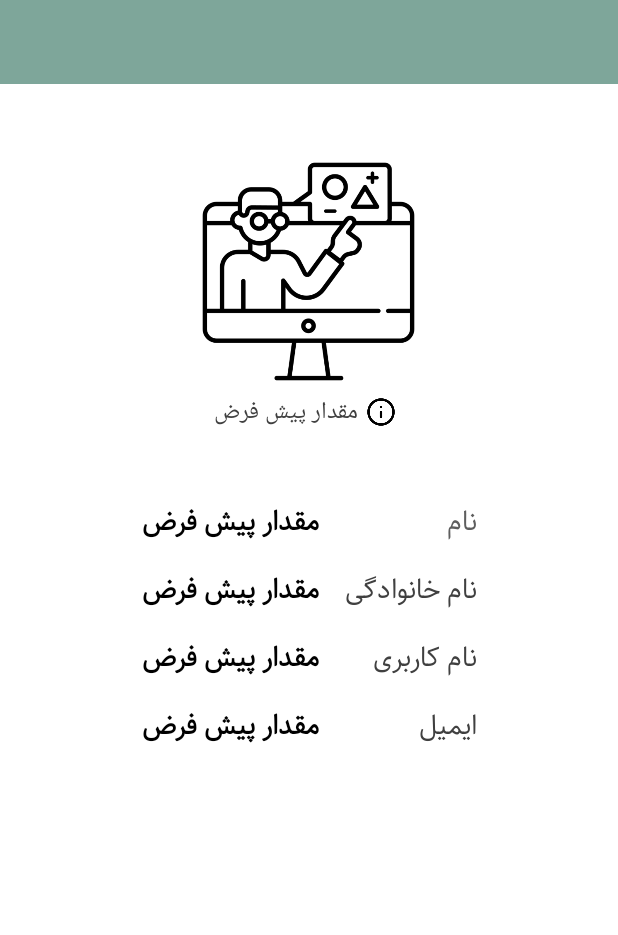
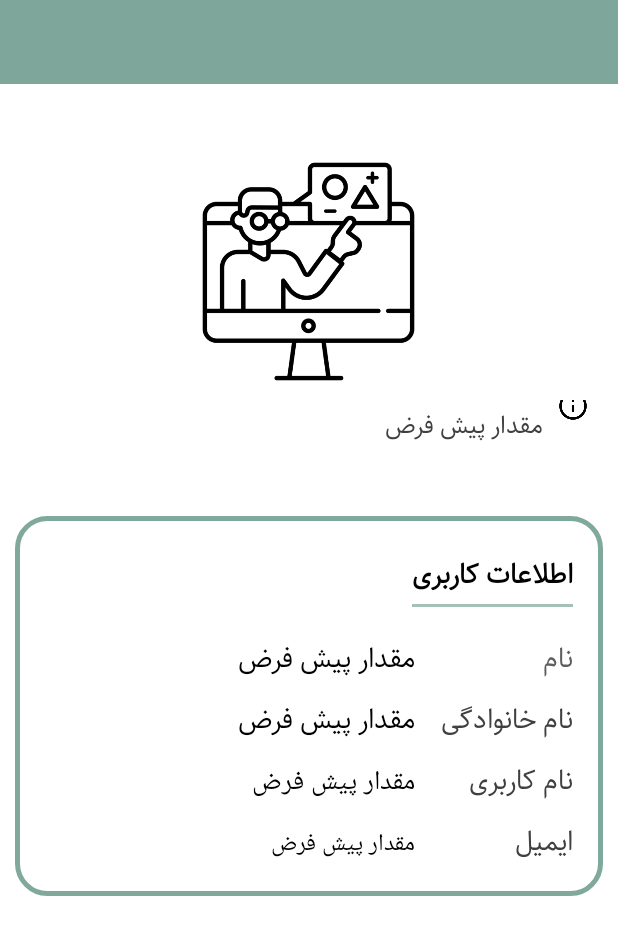
Before and after one commit to nacls/ResaAndroidApp, an Android app: the layout activity_user_profile.xml on its own in the app's theme, with its tools: preview values and no code run, on a phone screen of 412 x 824 dp. Shown: the top 935 px of the screen. Run offline under Robolectric (Android 15) with nearby library versions, the phone set to English and light mode, and no system bars.

Commit message:
Feature: completed user profile

```diff
--- a/app/src/main/java/ir/ceit/resa/service/Constants.java
+++ b/app/src/main/java/ir/ceit/resa/service/Constants.java
@@ -34,6 +34,11 @@ public class Constants {
     public static final String ADD_ANNOUNCEMENTS_FAILED = "اطلاعیه ارسال نشد.";
     public static final String ANNOUNCEMENTS_CANT_BE_EMPTY = "اطلاعیه نمی تواند خالی باشد.";
 
+    // Profile
+    public static final String ADMIN_DESCRIPTION = "شما می توانید کاربران جدید به سیستم اضافه کنید و مشکلات سیستم را پیگیری کنید.";
+    public static final String CREATOR_DESCRIPTION = "شما می توانید بردهای جدید ایجاد کنید، در آن ها اطلاعیه قرار دهید و آن ها را مدیریت کنید.";
+
+
     // Submission Errors
     public static final String CANT_BE_EMPTY = "نمی تواند خالی باشد.";
     public static final String NOTICE_ERRORS_RETRY = "خطاهای گفته شده را حل کنید و مجدداً تلاش کنید.";
--- a/app/src/main/java/ir/ceit/resa/view/activity/UserProfileActivity.java
+++ b/app/src/main/java/ir/ceit/resa/view/activity/UserProfileActivity.java
@@ -1,6 +1,7 @@
 package ir.ceit.resa.view.activity;
 
 import android.os.Bundle;
+import android.view.View;
 import android.widget.ImageView;
 import android.widget.LinearLayout;
 import android.widget.TextView;
@@ -13,6 +14,7 @@ import java.util.Objects;
 
 import ir.ceit.resa.R;
 import ir.ceit.resa.model.UserProfile;
+import ir.ceit.resa.service.Constants;
 import ir.ceit.resa.service.UserProfileUtil;
 
 public class UserProfileActivity extends AppCompatActivity {
@@ -37,7 +39,7 @@ public class UserProfileActivity extends AppCompatActivity {
         setContentView(R.layout.activity_user_profile);
 
         userProfile = UserProfileUtil.createUserProfile(this);
-        // TODO: handle user profile null
+        validateUserProfile();
 
         setupActivityView();
     }
@@ -78,7 +80,18 @@ public class UserProfileActivity extends AppCompatActivity {
         email.setText(userProfile.getEmail());
     }
 
+    private void validateUserProfile() {
+        if (userProfile == null) {
+            finish();
+        }
+    }
+
     private void setAvatarViewBaseOnRole() {
+        setupAvatarImage();
+        showRoleInfo();
+    }
+
+    private void setupAvatarImage(){
         switch (userProfile.getRole()) {
             case ROLE_ADMIN:
                 userAvatar.setBackground(ContextCompat.getDrawable(this, R.drawable.admin_avatar));
@@ -91,7 +104,22 @@ public class UserProfileActivity extends AppCompatActivity {
                 userAvatar.setBackground(ContextCompat.getDrawable(this, R.drawable.user_avatar));
                 break;
         }
+    }
 
-        // TODO: show info for admin and creator
+    private void showRoleInfo() {
+        switch (userProfile.getRole()) {
+            case ROLE_ADMIN:
+                roleDescriptionLayout.setVisibility(View.VISIBLE);
+                roleDescriptionTv.setText(Constants.ADMIN_DESCRIPTION);
+                break;
+            case ROLE_CREATOR:
+                roleDescriptionLayout.setVisibility(View.VISIBLE);
+                roleDescriptionTv.setText(Constants.CREATOR_DESCRIPTION);
+                break;
+            case ROLE_USER:
+            default:
+                roleDescriptionLayout.setVisibility(View.GONE);
+                break;
+        }
     }
 }
--- /dev/null
+++ b/app/src/main/res/drawable/single_line_bottom_border.xml
@@ -0,0 +1,20 @@
+<?xml version="1.0" encoding="utf-8"?>
+<layer-list xmlns:android="http://schemas.android.com/apk/res/android" >
+    <item>
+        <shape
+            android:shape="rectangle">
+            <stroke android:width="2dp" android:color="@color/light_shade2" />
+            <solid android:color="@color/white" />
+
+        </shape>
+    </item>
+
+    <item android:top="0dp" android:bottom="2dp">
+        <shape
+            android:shape="rectangle">
+            <stroke android:width="1dp" android:color="@color/white" />
+            <solid android:color="@color/white" />
+        </shape>
+    </item>
+
+</layer-list>
--- a/app/src/main/res/layout/activity_user_profile.xml
+++ b/app/src/main/res/layout/activity_user_profile.xml
@@ -38,18 +38,24 @@
 
             <LinearLayout
                 android:id="@+id/profile_description_layout"
-                android:layout_width="wrap_content"
+                android:layout_width="match_parent"
                 android:layout_height="wrap_content"
                 android:layout_gravity="center"
+                android:layout_marginLeft="10dp"
                 android:layout_marginTop="5dp"
+                android:layout_marginRight="10dp"
                 android:layout_marginBottom="10dp"
+                android:padding="5dp"
                 android:gravity="center"
                 android:orientation="horizontal">
 
                 <TextView
                     android:id="@+id/profile_description"
-                    android:layout_width="wrap_content"
+                    android:layout_width="match_parent"
                     android:layout_height="wrap_content"
+                    android:layout_marginLeft="60dp"
+                    android:fontFamily="@font/sahelfd"
+                    android:justificationMode="inter_word"
                     android:text="@string/default_text"
                     android:textColor="@color/grey_dark"
                     android:textSize="16sp" />
@@ -57,26 +63,51 @@
                 <ImageView
                     android:layout_width="20dp"
                     android:layout_height="20dp"
-                    android:layout_marginStart="5dp"
-                    android:layout_marginLeft="5dp"
-                    android:layout_marginEnd="5dp"
+                    android:layout_gravity="center"
+                    android:layout_marginLeft="10dp"
+                    android:layout_marginRight="40dp"
+                    android:layout_marginBottom="12dp"
                     android:background="@drawable/info" />
             </LinearLayout>
 
             <LinearLayout
-                android:layout_width="wrap_content"
+                android:layout_width="match_parent"
                 android:layout_height="wrap_content"
-                android:layout_gravity="center"
+                android:layout_gravity="right"
+                android:layout_marginLeft="10dp"
+                android:layout_marginTop="30dp"
+                android:layout_marginRight="10dp"
+                android:background="@drawable/curved_white_background"
                 android:gravity="center"
-                android:layout_marginTop="30dp"
-                android:orientation="vertical">
+                android:orientation="vertical"
+                android:padding="20dp">
+
+                <LinearLayout
+                    android:layout_width="wrap_content"
+                    android:layout_height="wrap_content"
+                    android:layout_marginBottom="15dp"
+
+                    android:background="@drawable/single_line_bottom_border"
+                    android:layout_gravity="right">
+
+                    <TextView
+                        android:layout_width="wrap_content"
+                        android:layout_height="wrap_content"
+                        android:layout_gravity="right"
+                        android:fontFamily="@font/sahelfd"
+                        android:text="@string/user_info"
+                        android:textColor="@color/black"
+                        android:layout_marginBottom="5dp"
+                        android:textSize="18sp"
+                        android:textStyle="bold" />
+                </LinearLayout>
 
                 <LinearLayout
                     android:layout_width="match_parent"
                     android:layout_height="wrap_content"
                     android:layout_gravity="right"
+                    android:layout_marginBottom="5dp"
                     android:gravity="right"
-                    android:layout_marginBottom="10dp"
                     android:orientation="horizontal">
 
                     <TextView
@@ -87,7 +118,6 @@
                         android:fontFamily="@font/sahelfd"
                         android:text="@string/default_text"
                         android:textColor="@color/black"
-                        android:textStyle="bold"
                         android:textSize="18sp" />
 
                     <TextView
@@ -103,8 +133,8 @@
                     android:layout_width="match_parent"
                     android:layout_height="wrap_content"
                     android:layout_gravity="right"
+                    android:layout_marginBottom="5dp"
                     android:gravity="right"
-                    android:layout_marginBottom="10dp"
                     android:orientation="horizontal">
 
                     <TextView
@@ -115,7 +145,6 @@
                         android:fontFamily="@font/sahelfd"
                         android:text="@string/default_text"
                         android:textColor="@color/black"
-                        android:textStyle="bold"
                         android:textSize="18sp" />
 
                     <TextView
@@ -133,8 +162,8 @@
                     android:layout_width="match_parent"
                     android:layout_height="wrap_content"
                     android:layout_gravity="right"
+                    android:layout_marginBottom="5dp"
                     android:gravity="right"
-                    android:layout_marginBottom="10dp"
                     android:orientation="horizontal">
 
                     <TextView
@@ -142,9 +171,7 @@
                         android:layout_width="wrap_content"
                         android:layout_height="wrap_content"
                         android:layout_marginRight="5dp"
-                        android:fontFamily="@font/sahelfd"
                         android:text="@string/default_text"
-                        android:textStyle="bold"
                         android:textColor="@color/black"
                         android:textSize="18sp" />
 
@@ -166,14 +193,13 @@
 
                     <TextView
                         android:id="@+id/user_email"
-                        android:layout_width="wrap_content"
+                        android:layout_width="245dp"
                         android:layout_height="wrap_content"
+                        android:gravity="right"
                         android:layout_marginRight="5dp"
-                        android:fontFamily="@font/sahelfd"
                         android:text="@string/default_text"
                         android:textColor="@color/black"
-                        android:textStyle="bold"
-                        android:textSize="18sp" />
+                        android:textSize="16sp" />
 
                     <TextView
                         android:layout_width="100dp"
--- a/app/src/main/res/values/strings.xml
+++ b/app/src/main/res/values/strings.xml
@@ -34,7 +34,7 @@
     <string name="settings">تنظیمات</string>
     <string name="logout">خروج</string>
     <string name="add_board">اضافه کردن برد</string>
-    <string name="admin_control">نظیمات ادمین</string>
+    <string name="admin_control">تنظیمات ادمین</string>
     <string name="no_boards">بردی برای نمایش وجود ندارد</string>
     <string name="type_announcement_hint">متن پیام</string>
 
@@ -67,6 +67,7 @@
     <string name="family_name">نام خانوادگی</string>
     <string name="email">ایمیل</string>
     <string name="user_name">نام کاربری</string>
+    <string name="user_info">اطلاعات کاربری</string>
 
 
     <string name="yes">بله</string>
```
